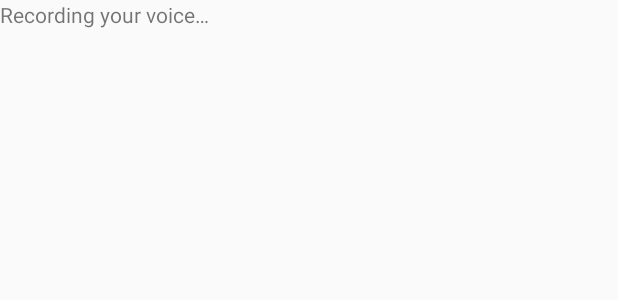
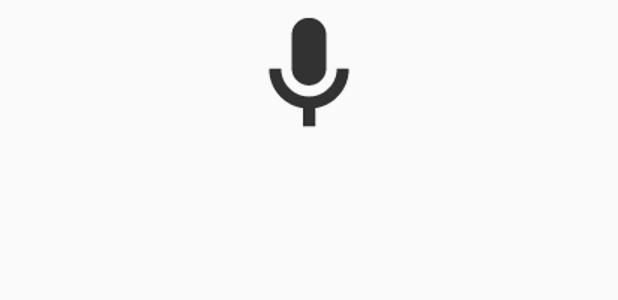
Before and after one commit to oppenlander/VoiceHack, an Android app: the layout fragment_record_dialog.xml on its own in the app's theme, with its tools: preview values and no code run, on a phone screen of 412 x 824 dp. Shown: the top 300 px of the screen. Run offline under Robolectric (Android 15) with nearby library versions, the phone set to English and light mode, and no system bars.

Commit message:
Updated Record Dialog Fragment. Other UI changes.

```diff
--- a/AndroidProject/VoiceHack/src/main/java/com/voicehack/SendCommandTask.java
+++ b/AndroidProject/VoiceHack/src/main/java/com/voicehack/SendCommandTask.java
@@ -71,7 +71,7 @@ public class SendCommandTask extends AsyncTask<Void, Void, String> {
         try {
             content = execute.getEntity().getContent();
         } catch (IOException e) {
-            Log.e("VoiceHack", "Could not get InputStream from HttpResponse: " + e.getMessage());;
+            Log.e("VoiceHack", "Could not get InputStream from HttpResponse: " + e.getMessage());
             return TASK_FAILURE;
         }
 
@@ -84,6 +84,7 @@ public class SendCommandTask extends AsyncTask<Void, Void, String> {
             }
         } catch (IOException e) {
             Log.e("VoiceHack", "Could not readLine from HttpResponse buffer: " + e.getMessage());
+            return TASK_FAILURE;
         }
         return response.toString();
     }
--- a/AndroidProject/VoiceHack/src/main/res/layout/fragment_record_dialog.xml
+++ b/AndroidProject/VoiceHack/src/main/res/layout/fragment_record_dialog.xml
@@ -4,9 +4,10 @@
     android:orientation="vertical" android:layout_width="match_parent"
     android:layout_height="match_parent">
 
-    <TextView
+    <ImageView
         android:layout_height="wrap_content"
-        android:layout_width="wrap_content"
-        android:text="@string/recording_your_voice" />
+        android:layout_width="match_parent"
+        android:src="@drawable/mic"
+        android:contentDescription="@string/recording_command"/>
 
 </LinearLayout>
--- a/AndroidProject/VoiceHack/src/main/res/values/strings.xml
+++ b/AndroidProject/VoiceHack/src/main/res/values/strings.xml
@@ -4,8 +4,6 @@
     <string name="app_name">Voice Hack</string>
 
     <string name="recording_command">Recording Command</string>
-
-    <string name="recording_your_voice">Recording your voice…</string>
 
     <string name="action_record_command">Record Command</string>
     <string name="action_help">Help</string>
```
Also changed, not shown: AndroidProject/VoiceHack/src/main/java/com/voicehack/VoiceHackActivity.java (+6 -2 lines), AndroidProject/VoiceHack/src/main/java/com/voicehack/VoiceHackRecordDialogFragment.java (+34 -40 lines), AndroidProject/VoiceHack/src/main/res/drawable-hdpi/mic.png (added), AndroidProject/VoiceHack/src/main/res/drawable-mdpi/mic.png (added), AndroidProject/VoiceHack/src/main/res/drawable-xhdpi/mic.png (added), AndroidProject/VoiceHack/src/main/res/drawable-xxhdpi/mic.png (added).
